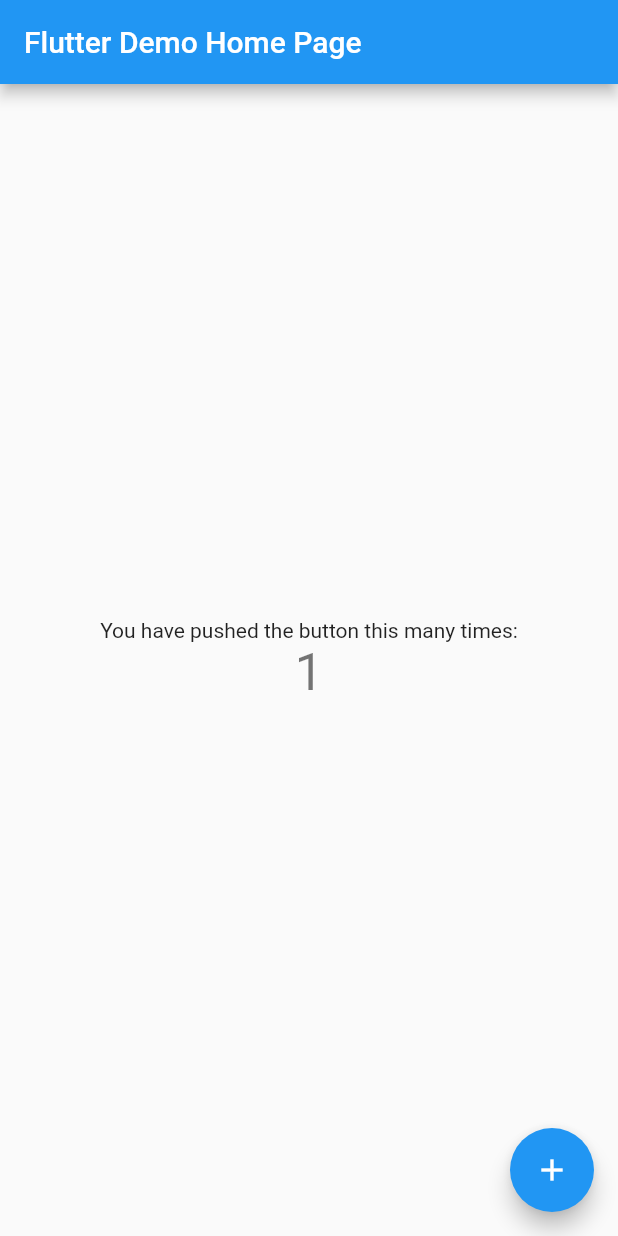
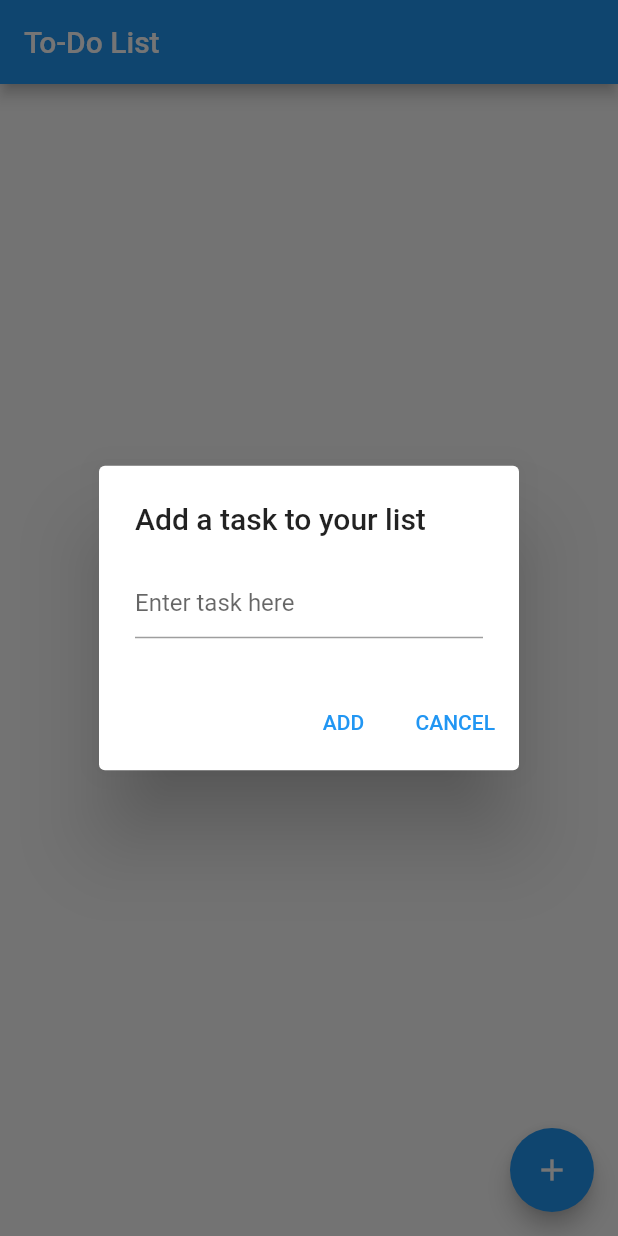
Before and after one commit to Hg-Mercury-201/flutter_todo, a Flutter app: the screen it shows after launch, after a tap on the "add" icon, on a phone screen of 412 x 824 dp. Run offline on Flutter 3.47's test engine with Material 2 defaults, Android fonts, the phone set to English and light mode, and no system bars.

Commit message:
add items

```diff
--- a/todo/lib/main.dart
+++ b/todo/lib/main.dart
@@ -1,115 +1,88 @@
 import 'package:flutter/material.dart';
 
 void main() {
-  runApp(const MyApp());
+  runApp(Todo());
 }
 
-class MyApp extends StatelessWidget {
-  const MyApp({Key? key}) : super(key: key);
-
-  // This widget is the root of your application.
+class Todo extends StatelessWidget {
   @override
   Widget build(BuildContext context) {
-    return MaterialApp(
-      title: 'Flutter Demo',
-      theme: ThemeData(
-        // This is the theme of your application.
-        //
-        // Try running your application with "flutter run". You'll see the
-        // application has a blue toolbar. Then, without quitting the app, try
-        // changing the primarySwatch below to Colors.green and then invoke
-        // "hot reload" (press "r" in the console where you ran "flutter run",
-        // or simply save your changes to "hot reload" in a Flutter IDE).
-        // Notice that the counter didn't reset back to zero; the application
-        // is not restarted.
-        primarySwatch: Colors.blue,
-      ),
-      home: const MyHomePage(title: 'Flutter Demo Home Page'),
-    );
+    return MaterialApp(home: TodoList());
   }
 }
 
-class MyHomePage extends StatefulWidget {
-  const MyHomePage({Key? key, required this.title}) : super(key: key);
-
-  // This widget is the home page of your application. It is stateful, meaning
-  // that it has a State object (defined below) that contains fields that affect
-  // how it looks.
-
-  // This class is the configuration for the state. It holds the values (in this
-  // case the title) provided by the parent (in this case the App widget) and
-  // used by the build method of the State. Fields in a Widget subclass are
-  // always marked "final".
-
-  final String title;
-
+class TodoList extends StatefulWidget {
   @override
-  State<MyHomePage> createState() => _MyHomePageState();
+  _TodoListState createState() => _TodoListState();
 }
 
-class _MyHomePageState extends State<MyHomePage> {
-  int _counter = 0;
-
-  void _incrementCounter() {
-    setState(() {
-      // This call to setState tells the Flutter framework that something has
-      // changed in this State, which causes it to rerun the build method below
-      // so that the display can reflect the updated values. If we changed
-      // _counter without calling setState(), then the build method would not be
-      // called again, and so nothing would appear to happen.
-      _counter++;
-    });
+class _TodoListState extends State<TodoList> {
+  final List<String> _todoList = <String>[];
+  final TextEditingController _textFieldController = TextEditingController();
+  @override
+  Widget build(BuildContext context) {
+    // app layout
+    return Scaffold(
+      appBar: AppBar(title: const Text('To-Do List')),
+      body: ListView(children: _getItems()),
+      floatingActionButton: FloatingActionButton(
+        onPressed: () => _displayDialog(context),
+        tooltip: 'Add Item',
+        child: Icon(Icons.add)
+      ),
+    );
   }
 
-  @override
-  Widget build(BuildContext context) {
-    // This method is rerun every time setState is called, for instance as done
-    // by the _incrementCounter method above.
-    //
-    // The Flutter framework has been optimized to make rerunning build methods
-    // fast, so that you can just rebuild anything that needs updating rather
-    // than having to individually change instances of widgets.
-    return Scaffold(
-      appBar: AppBar(
-        // Here we take the value from the MyHomePage object that was created by
-        // the App.build method, and use it to set our appbar title.
-        title: Text(widget.title),
-      ),
-      body: Center(
-        // Center is a layout widget. It takes a single child and positions it
-        // in the middle of the parent.
-        child: Column(
-          // Column is also a layout widget. It takes a list of children and
-          // arranges them vertically. By default, it sizes itself to fit its
-          // children horizontally, and tries to be as tall as its parent.
-          //
-          // Invoke "debug painting" (press "p" in the console, choose the
-          // "Toggle Debug Paint" action from the Flutter Inspector in Android
-          // Studio, or the "Toggle Debug Paint" command in Visual Studio Code)
-          // to see the wireframe for each widget.
-          //
-          // Column has various properties to control how it sizes itself and
-          // how it positions its children. Here we use mainAxisAlignment to
-          // center the children vertically; the main axis here is the vertical
-          // axis because Columns are vertical (the cross axis would be
-          // horizontal).
-          mainAxisAlignment: MainAxisAlignment.center,
-          children: <Widget>[
-            const Text(
-              'You have pushed the button this many times:',
+  void _addTodoItem(String title) {
+    // a set state will notify the app that the state has changed
+    setState(() {
+      _todoList.add(title);
+    });
+    _textFieldController.clear();
+  }
+
+  Widget _buildTodoItem(String title) {
+    return ListTile(title: Text(title));
+  }
+
+// display a dialog for the user to enter items
+  Future<dynamic> _displayDialog(BuildContext context) async {
+    // alter the app state to show a dialog
+    return showDialog(
+        context: context,
+        builder: (BuildContext context) {
+          return AlertDialog(
+            title: const Text('Add a task to your list'),
+            content: TextField(
+              controller: _textFieldController,
+              decoration: const InputDecoration(hintText: 'Enter task here'),
             ),
-            Text(
-              '$_counter',
-              style: Theme.of(context).textTheme.headline4,
-            ),
-          ],
-        ),
-      ),
-      floatingActionButton: FloatingActionButton(
-        onPressed: _incrementCounter,
-        tooltip: 'Increment',
-        child: const Icon(Icons.add),
-      ), // This trailing comma makes auto-formatting nicer for build methods.
-    );
+            actions: <Widget>[
+              // add button
+              TextButton(
+                child: const Text('ADD'),
+                onPressed: () {
+                  Navigator.of(context).pop();
+                  _addTodoItem(_textFieldController.text);
+                },
+              ),
+              // cancel button
+              TextButton(
+                child: const Text('CANCEL'),
+                onPressed: () {
+                  Navigator.of(context).pop();
+                },
+              )
+            ],
+          );
+        });
+  }
+  // iterates through our todo list titles.
+  List<Widget> _getItems() {
+    final List<Widget> _todoWidgets = <Widget>[];
+    for (String title in _todoList) {
+      _todoWidgets.add(_buildTodoItem(title));
+    }
+    return _todoWidgets;
   }
 }
```
